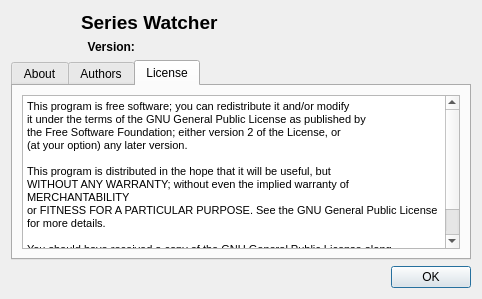
This is src/aboutdialog.ui in ThomasBrixLarsen/serieswatcher as Qt 5 draws it before an edit. The edited form follows.
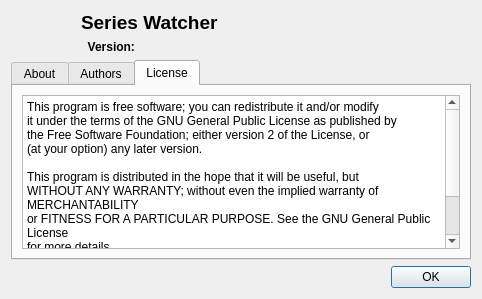
This is the edited form. The open tabs and pages were chosen to show the change. Icons and pictures are not drawn.

```diff
--- a/src/aboutdialog.ui
+++ b/src/aboutdialog.ui
@@ -129,23 +129,23 @@
           <string>&lt;!DOCTYPE HTML PUBLIC &quot;-//W3C//DTD HTML 4.0//EN&quot; &quot;http://www.w3.org/TR/REC-html40/strict.dtd&quot;&gt;
 &lt;html&gt;&lt;head&gt;&lt;meta name=&quot;qrichtext&quot; content=&quot;1&quot; /&gt;&lt;style type=&quot;text/css&quot;&gt;
 p, li { white-space: pre-wrap; }
-&lt;/style&gt;&lt;/head&gt;&lt;body style=&quot; font-family:'DejaVu Sans'; font-size:9pt; font-weight:400; font-style:normal;&quot;&gt;
+&lt;/style&gt;&lt;/head&gt;&lt;body style=&quot; font-family:'DejaVu Sans'; font-weight:400; font-style:normal;&quot;&gt;
 &lt;table style=&quot;-qt-table-type: root; margin-top:4px; margin-bottom:4px; margin-left:4px; margin-right:4px;&quot;&gt;
 &lt;tr&gt;
 &lt;td style=&quot;border: none;&quot;&gt;
-&lt;p style=&quot; margin-top:0px; margin-bottom:0px; margin-left:0px; margin-right:0px; -qt-block-indent:0; text-indent:0px;&quot;&gt;&lt;span style=&quot; font-size:8pt;&quot;&gt;This program is free software; you can redistribute it and/or modify&lt;/span&gt;&lt;/p&gt;
-&lt;p style=&quot; margin-top:0px; margin-bottom:0px; margin-left:0px; margin-right:0px; -qt-block-indent:0; text-indent:0px;&quot;&gt;&lt;span style=&quot; font-size:8pt;&quot;&gt;it under the terms of the GNU General Public License as published by&lt;/span&gt;&lt;/p&gt;
-&lt;p style=&quot; margin-top:0px; margin-bottom:0px; margin-left:0px; margin-right:0px; -qt-block-indent:0; text-indent:0px;&quot;&gt;&lt;span style=&quot; font-size:8pt;&quot;&gt;the Free Software Foundation; either version 2 of the License, or&lt;/span&gt;&lt;/p&gt;
-&lt;p style=&quot; margin-top:0px; margin-bottom:0px; margin-left:0px; margin-right:0px; -qt-block-indent:0; text-indent:0px;&quot;&gt;&lt;span style=&quot; font-size:8pt;&quot;&gt;(at your option) any later version.&lt;/span&gt;&lt;/p&gt;
-&lt;p style=&quot;-qt-paragraph-type:empty; margin-top:0px; margin-bottom:0px; margin-left:0px; margin-right:0px; -qt-block-indent:0; text-indent:0px; font-size:8pt;&quot;&gt;&lt;/p&gt;
-&lt;p style=&quot; margin-top:0px; margin-bottom:0px; margin-left:0px; margin-right:0px; -qt-block-indent:0; text-indent:0px;&quot;&gt;&lt;span style=&quot; font-size:8pt;&quot;&gt;This program is distributed in the hope that it will be useful, but&lt;/span&gt;&lt;/p&gt;
-&lt;p style=&quot; margin-top:0px; margin-bottom:0px; margin-left:0px; margin-right:0px; -qt-block-indent:0; text-indent:0px;&quot;&gt;&lt;span style=&quot; font-size:8pt;&quot;&gt;WITHOUT ANY WARRANTY; without even the implied warranty of MERCHANTABILITY&lt;/span&gt;&lt;/p&gt;
-&lt;p style=&quot; margin-top:0px; margin-bottom:0px; margin-left:0px; margin-right:0px; -qt-block-indent:0; text-indent:0px;&quot;&gt;&lt;span style=&quot; font-size:8pt;&quot;&gt;or FITNESS FOR A PARTICULAR PURPOSE. See the GNU General Public License&lt;/span&gt;&lt;/p&gt;
-&lt;p style=&quot; margin-top:0px; margin-bottom:0px; margin-left:0px; margin-right:0px; -qt-block-indent:0; text-indent:0px;&quot;&gt;&lt;span style=&quot; font-size:8pt;&quot;&gt;for more details.&lt;/span&gt;&lt;/p&gt;
-&lt;p style=&quot;-qt-paragraph-type:empty; margin-top:0px; margin-bottom:0px; margin-left:0px; margin-right:0px; -qt-block-indent:0; text-indent:0px; font-size:8pt;&quot;&gt;&lt;/p&gt;
-&lt;p style=&quot; margin-top:0px; margin-bottom:0px; margin-left:0px; margin-right:0px; -qt-block-indent:0; text-indent:0px;&quot;&gt;&lt;span style=&quot; font-size:8pt;&quot;&gt;You should have received a copy of the GNU General Public License along&lt;/span&gt;&lt;/p&gt;
-&lt;p style=&quot; margin-top:0px; margin-bottom:0px; margin-left:0px; margin-right:0px; -qt-block-indent:0; text-indent:0px;&quot;&gt;&lt;span style=&quot; font-size:8pt;&quot;&gt;with this program; if not, write to the Free Software Foundation, Inc.,&lt;/span&gt;&lt;/p&gt;
-&lt;p style=&quot; margin-top:0px; margin-bottom:0px; margin-left:0px; margin-right:0px; -qt-block-indent:0; text-indent:0px;&quot;&gt;&lt;span style=&quot; font-size:8pt;&quot;&gt;59 Temple Place, Suite 330, Boston, MA 02111-1307 USA&lt;/span&gt;&lt;/p&gt;&lt;/td&gt;&lt;/tr&gt;&lt;/table&gt;&lt;/body&gt;&lt;/html&gt;</string>
+&lt;p style=&quot; margin-top:0px; margin-bottom:0px; margin-left:0px; margin-right:0px; -qt-block-indent:0; text-indent:0px;&quot;&gt;&lt;span style=&quot; &quot;&gt;This program is free software; you can redistribute it and/or modify&lt;/span&gt;&lt;/p&gt;
+&lt;p style=&quot; margin-top:0px; margin-bottom:0px; margin-left:0px; margin-right:0px; -qt-block-indent:0; text-indent:0px;&quot;&gt;&lt;span style=&quot; &quot;&gt;it under the terms of the GNU General Public License as published by&lt;/span&gt;&lt;/p&gt;
+&lt;p style=&quot; margin-top:0px; margin-bottom:0px; margin-left:0px; margin-right:0px; -qt-block-indent:0; text-indent:0px;&quot;&gt;&lt;span style=&quot; &quot;&gt;the Free Software Foundation; either version 2 of the License, or&lt;/span&gt;&lt;/p&gt;
+&lt;p style=&quot; margin-top:0px; margin-bottom:0px; margin-left:0px; margin-right:0px; -qt-block-indent:0; text-indent:0px;&quot;&gt;&lt;span style=&quot; &quot;&gt;(at your option) any later version.&lt;/span&gt;&lt;/p&gt;
+&lt;p style=&quot;-qt-paragraph-type:empty; margin-top:0px; margin-bottom:0px; margin-left:0px; margin-right:0px; -qt-block-indent:0; text-indent:0px; &quot;&gt;&lt;/p&gt;
+&lt;p style=&quot; margin-top:0px; margin-bottom:0px; margin-left:0px; margin-right:0px; -qt-block-indent:0; text-indent:0px;&quot;&gt;&lt;span style=&quot; &quot;&gt;This program is distributed in the hope that it will be useful, but&lt;/span&gt;&lt;/p&gt;
+&lt;p style=&quot; margin-top:0px; margin-bottom:0px; margin-left:0px; margin-right:0px; -qt-block-indent:0; text-indent:0px;&quot;&gt;&lt;span style=&quot; &quot;&gt;WITHOUT ANY WARRANTY; without even the implied warranty of MERCHANTABILITY&lt;/span&gt;&lt;/p&gt;
+&lt;p style=&quot; margin-top:0px; margin-bottom:0px; margin-left:0px; margin-right:0px; -qt-block-indent:0; text-indent:0px;&quot;&gt;&lt;span style=&quot; &quot;&gt;or FITNESS FOR A PARTICULAR PURPOSE. See the GNU General Public License&lt;/span&gt;&lt;/p&gt;
+&lt;p style=&quot; margin-top:0px; margin-bottom:0px; margin-left:0px; margin-right:0px; -qt-block-indent:0; text-indent:0px;&quot;&gt;&lt;span style=&quot; &quot;&gt;for more details.&lt;/span&gt;&lt;/p&gt;
+&lt;p style=&quot;-qt-paragraph-type:empty; margin-top:0px; margin-bottom:0px; margin-left:0px; margin-right:0px; -qt-block-indent:0; text-indent:0px; &quot;&gt;&lt;/p&gt;
+&lt;p style=&quot; margin-top:0px; margin-bottom:0px; margin-left:0px; margin-right:0px; -qt-block-indent:0; text-indent:0px;&quot;&gt;&lt;span style=&quot; &quot;&gt;You should have received a copy of the GNU General Public License along&lt;/span&gt;&lt;/p&gt;
+&lt;p style=&quot; margin-top:0px; margin-bottom:0px; margin-left:0px; margin-right:0px; -qt-block-indent:0; text-indent:0px;&quot;&gt;&lt;span style=&quot; &quot;&gt;with this program; if not, write to the Free Software Foundation, Inc.,&lt;/span&gt;&lt;/p&gt;
+&lt;p style=&quot; margin-top:0px; margin-bottom:0px; margin-left:0px; margin-right:0px; -qt-block-indent:0; text-indent:0px;&quot;&gt;&lt;span style=&quot; &quot;&gt;59 Temple Place, Suite 330, Boston, MA 02111-1307 USA&lt;/span&gt;&lt;/p&gt;&lt;/td&gt;&lt;/tr&gt;&lt;/table&gt;&lt;/body&gt;&lt;/html&gt;</string>
          </property>
         </widget>
        </item>
```
Left out of the diff: 10 changed lines with no effect on the pictures.
